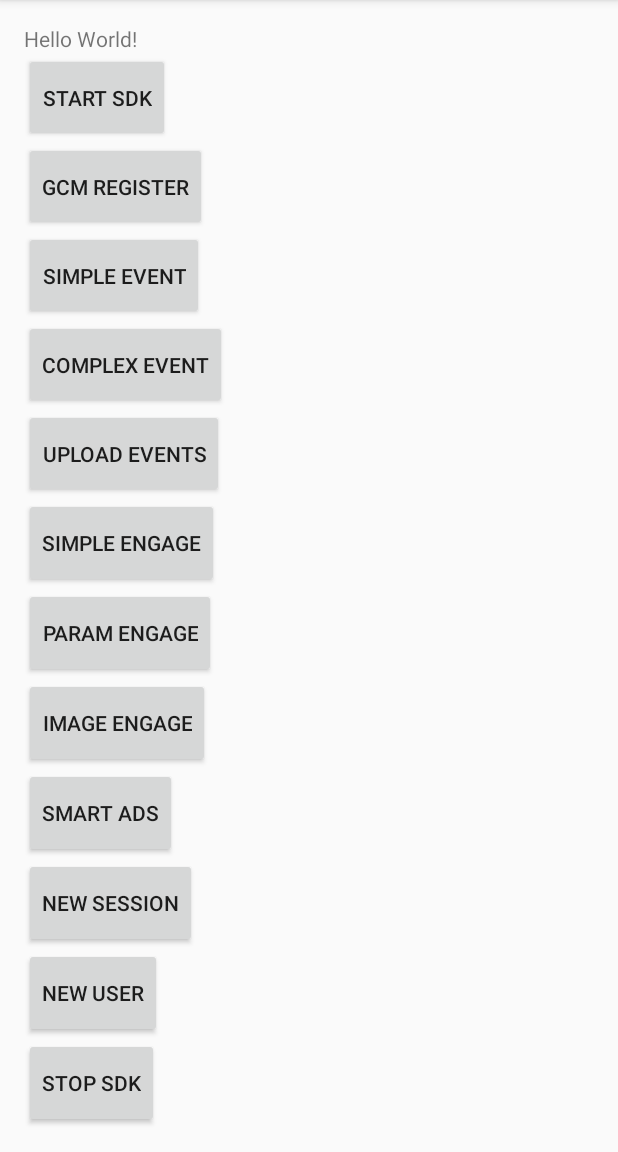
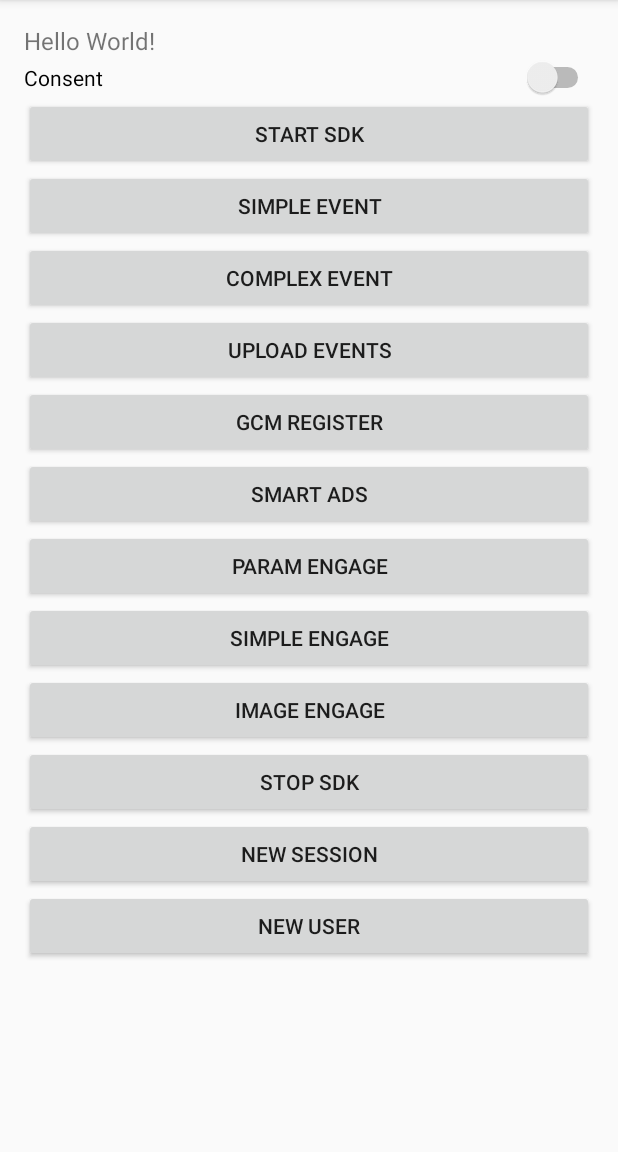
Before and after one commit to StevenStip/AndroidSDKintegration, an Android app: the screen it shows after launch (MainActivity), on a phone screen of 412 x 824 dp, the part 84-1236 px from its top. Run offline under Robolectric (Android 15) with nearby library versions, the phone set to English and light mode, and no system bars; libraries missing offline, so code that uses them is left out: com.deltadna.android; 5 statements that could not run were skipped.

```diff
--- a/app/src/main/AndroidManifest.xml
+++ b/app/src/main/AndroidManifest.xml
@@ -25,8 +25,8 @@
                 <action android:name="com.google.firebase.MESSAGING_EVENT" />
             </intent-filter>
         </service>
+        <meta-data
 
-        <meta-data
             android:name="ddna_application_id"
             android:resource="@string/application_id" />
 
--- a/app/src/main/java/nl/klaukon/androidsdkintegration/DeltaDnaApp.java
+++ b/app/src/main/java/nl/klaukon/androidsdkintegration/DeltaDnaApp.java
@@ -3,6 +3,7 @@ package nl.klaukon.androidsdkintegration;
 import android.app.Application;
 
 import com.deltadna.android.sdk.DDNA;
+import com.deltadna.android.sdk.ads.DDNASmartAds;
 import com.deltadna.android.sdk.helpers.Settings;
 
 /**
@@ -17,19 +18,10 @@ public class DeltaDnaApp extends Application {
                         "00798022957667783424138442814546",
                         "https://collect7817gldtr.deltadna.net/collect/api",
                         "https://engage7817gldtr.deltadna.net"
-                ).clientVersion("1.0")
-                        .withSettings(new DDNA.SettingsModifier() {
-                                          @Override
-                                          public void modify(Settings settings) {
-                                              settings.setBackgroundEventUpload(false);
-                                              settings.setDebugMode(true);
-                                          }
-                                      }
-                        )
-        );
-
+                ).clientVersion("1.0"));
+        DDNA.instance().getSettings().setDebugMode(true);
 
         DDNA.instance().getUserId();
-
+        DDNASmartAds.initialise(new DDNASmartAds.Configuration(this));
     }
 }
--- a/app/src/main/java/nl/klaukon/androidsdkintegration/MainActivity.java
+++ b/app/src/main/java/nl/klaukon/androidsdkintegration/MainActivity.java
@@ -5,6 +5,7 @@ import android.os.Bundle;
 import android.util.Log;
 import android.view.View;
 import android.widget.Button;
+import android.widget.Switch;
 import android.widget.TextView;
 
 import com.deltadna.android.sdk.DDNA;
@@ -27,6 +28,9 @@ public class MainActivity extends AppCompatActivity {
     @Override
     protected void onCreate(Bundle savedInstanceState) {
         super.onCreate(savedInstanceState);
+
+        DDNA.instance().startSdk();
+
         setContentView(nl.klaukon.androidsdkintegration.R.layout.activity_main);
         final TextView textLabel = (TextView) findViewById(nl.klaukon.androidsdkintegration.R.id.textLabel);
         Button startSdkButton = (Button) findViewById(nl.klaukon.androidsdkintegration.R.id.StartSDK);
@@ -41,9 +45,18 @@ public class MainActivity extends AppCompatActivity {
         Button imageEngageButton = (Button) findViewById(nl.klaukon.androidsdkintegration.R.id.imageEngage);
         Button smartAdsButton = (Button) findViewById(nl.klaukon.androidsdkintegration.R.id.smartAds);
         Button notificationsRegisterButton = (Button) findViewById(nl.klaukon.androidsdkintegration.R.id.notifications);
+        final Switch consentSwitch = (Switch) findViewById(R.id.consentSwitch);;
+
+        assert consentSwitch != null;
+        consentSwitch.setOnClickListener(new View.OnClickListener() {
+                                             @Override
+                                             public void onClick(View v) {
+                                             }
+                                         }
+            );
 
 
-        assert smartAdsButton != null;
+                assert smartAdsButton != null;
         smartAdsButton.setOnClickListener(new View.OnClickListener() {
             @Override
             public void onClick(View v) {
@@ -74,7 +87,6 @@ public class MainActivity extends AppCompatActivity {
             public void onClick(View v) {
                 Log.d(TAG, "startSDK");
                 DDNA.instance().startSdk();
-                DDNASmartAds.instance().registerForAds(MainActivity.this);
                 String userId = DDNA.instance().getUserId();
                 Log.d(TAG, "SDK started with userID " + userId);
                 textLabel.setText("SDK started with userId: " + userId);
@@ -152,6 +164,9 @@ public class MainActivity extends AppCompatActivity {
         newSessionButton.setOnClickListener(new View.OnClickListener() {
             @Override
             public void onClick(View v) {
+                DDNASmartAds.instance().getSettings()
+                        .setUserConsent(consentSwitch.isChecked());
+
                 Log.d(TAG, "new session");
                 String oldSessionId = DDNA.instance().getSessionId();
                 DDNA.instance().newSession();
@@ -167,7 +182,9 @@ public class MainActivity extends AppCompatActivity {
             public void onClick(View v) {
                 Log.d(TAG, "new user");
                 String userId = UUID.randomUUID().toString();
-                DDNA.instance().setUserId(userId);
+                DDNA.instance().stopSdk();
+                DDNA.instance().clearPersistentData();
+                DDNA.instance().startSdk(userId);
                 Log.d(TAG, "New userId set to " + userId);
                 textLabel.setText("New userId set to " + userId);
             }
@@ -219,25 +236,10 @@ public class MainActivity extends AppCompatActivity {
         });
     }
 
-    @Override
-    public void onResume() {
-        super.onResume();
-
-        DDNASmartAds.instance().onResume();
-    }
-
-    @Override
-    public void onPause() {
-        super.onPause();
-
-        DDNASmartAds.instance().onPause();
-    }
 
     @Override
     public void onDestroy() {
-        DDNASmartAds.instance().onDestroy();
         DDNA.instance().stopSdk();
-
         super.onDestroy();
     }
 
--- a/app/src/main/res/layout/activity_main.xml
+++ b/app/src/main/res/layout/activity_main.xml
@@ -3,99 +3,119 @@
     xmlns:tools="http://schemas.android.com/tools"
     android:layout_width="match_parent"
     android:layout_height="match_parent"
+    android:orientation="vertical"
     android:paddingBottom="@dimen/activity_vertical_margin"
     android:paddingLeft="@dimen/activity_horizontal_margin"
     android:paddingRight="@dimen/activity_horizontal_margin"
     android:paddingTop="@dimen/activity_vertical_margin"
-    tools:context="nl.klaukon.androidsdkintegration.MainActivity"
-    android:orientation="vertical">
+    tools:context="nl.klaukon.androidsdkintegration.MainActivity">
 
     <TextView
         android:id="@+id/textLabel"
-        android:layout_width="wrap_content"
+        android:layout_width="match_parent"
         android:layout_height="wrap_content"
-        android:text="Hello World!" />
+        android:text="Hello World!"
+        android:textSize="@dimen/activity_horizontal_margin" />
+
+    <ScrollView
+        android:layout_width="match_parent"
+        android:layout_height="match_parent">
+
+        <LinearLayout
+            android:layout_width="match_parent"
+            android:layout_height="wrap_content"
+            android:orientation="vertical">
+
+            <Switch
+                android:id="@+id/consentSwitch"
+                android:layout_width="match_parent"
+                android:layout_height="wrap_content"
+                android:text="Consent" />
 
             <Button
                 android:id="@+id/StartSDK"
-        android:layout_width="wrap_content"
+                android:layout_width="match_parent"
                 android:layout_height="wrap_content"
                 android:layout_weight="1"
-        android:text="Start SDK"/>
+                android:text="Start SDK" />
+
+            <Button
+                android:id="@+id/simpleEvent"
+                android:layout_width="match_parent"
+                android:layout_height="wrap_content"
+                android:layout_weight="1"
+                android:text="Simple Event" />
+
+            <Button
+                android:id="@+id/complexEvent"
+                android:layout_width="match_parent"
+                android:layout_height="wrap_content"
+                android:layout_weight="1"
+                android:text="Complex event" />
+
+            <Button
+                android:id="@+id/uploadEvents"
+                android:layout_width="match_parent"
+                android:layout_height="wrap_content"
+                android:layout_weight="1"
+                android:text="upload Events" />
 
             <Button
                 android:id="@+id/notifications"
-        android:layout_width="wrap_content"
+                android:layout_width="match_parent"
                 android:layout_height="wrap_content"
                 android:layout_weight="1"
-        android:text="GCM register"/>
+                android:text="GCM register" />
 
             <Button
-        android:id="@+id/simpleEvent"
-        android:layout_width="wrap_content"
+                android:id="@+id/smartAds"
+                android:layout_width="match_parent"
                 android:layout_height="wrap_content"
                 android:layout_weight="1"
-        android:text="Simple Event"/>
+                android:text="smart ads" />
 
             <Button
-        android:id="@+id/complexEvent"
-        android:layout_width="wrap_content"
+                android:id="@+id/paramEngage"
+                android:layout_width="match_parent"
                 android:layout_height="wrap_content"
                 android:layout_weight="1"
-        android:text="Complex event"/>
-
-    <Button
-        android:id="@+id/uploadEvents"
-        android:layout_width="wrap_content"
-        android:layout_height="wrap_content"
-        android:layout_weight="1"
-        android:text="upload Events"/>
+                android:text="param engage" />
 
             <Button
                 android:id="@+id/simpleEngage"
-        android:layout_width="wrap_content"
+                android:layout_width="match_parent"
                 android:layout_height="wrap_content"
                 android:layout_weight="1"
-        android:text="simple engage"/>
+                android:text="simple engage" />
+
             <Button
-        android:id="@+id/paramEngage"
-        android:layout_width="wrap_content"
+                android:id="@+id/imageEngage"
+                android:layout_width="match_parent"
                 android:layout_height="wrap_content"
                 android:layout_weight="1"
-        android:text="param engage"/>
+                android:text="image engage" />
+
             <Button
-        android:id="@+id/imageEngage"
-        android:layout_width="wrap_content"
+                android:id="@+id/stopSDK"
+                android:layout_width="match_parent"
                 android:layout_height="wrap_content"
                 android:layout_weight="1"
-        android:text="image engage"/>
-
-    <Button
-        android:id="@+id/smartAds"
-        android:layout_width="wrap_content"
-        android:layout_height="wrap_content"
-        android:layout_weight="1"
-        android:text="smart ads"/>
+                android:text="stop sdk" />
 
             <Button
                 android:id="@+id/newSession"
-        android:layout_width="wrap_content"
+                android:layout_width="match_parent"
                 android:layout_height="wrap_content"
                 android:layout_weight="1"
-        android:text="new Session"/>
+                android:text="new Session" />
 
             <Button
                 android:id="@+id/newUser"
-        android:layout_width="wrap_content"
+                android:layout_width="match_parent"
                 android:layout_height="wrap_content"
                 android:layout_weight="1"
-        android:text="new user"/>
-
-    <Button
-        android:id="@+id/stopSDK"
-        android:layout_width="wrap_content"
-        android:layout_height="wrap_content"
-        android:layout_weight="1"
-    android:text="stop sdk"/>
+                android:text="new user" />
+        </LinearLayout>
+    </ScrollView>
 
 </LinearLayout>
```
Also changed, not shown: app/build.gradle (+35 -24 lines), build.gradle (+7 -2 lines), gradle/wrapper/gradle-wrapper.properties. Lines whose indentation alone changed are shown as unchanged.
